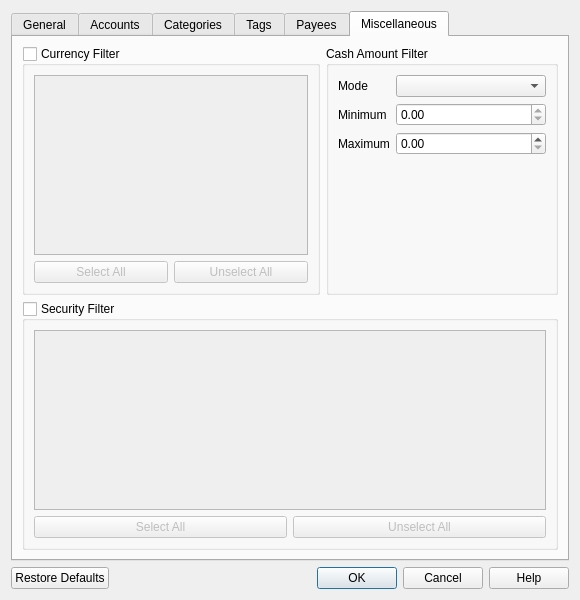
First picture: the form in src/views/ui_files/forms/transaction_filter_form.ui, repository JakubFranek/Kapytal, before the edit.
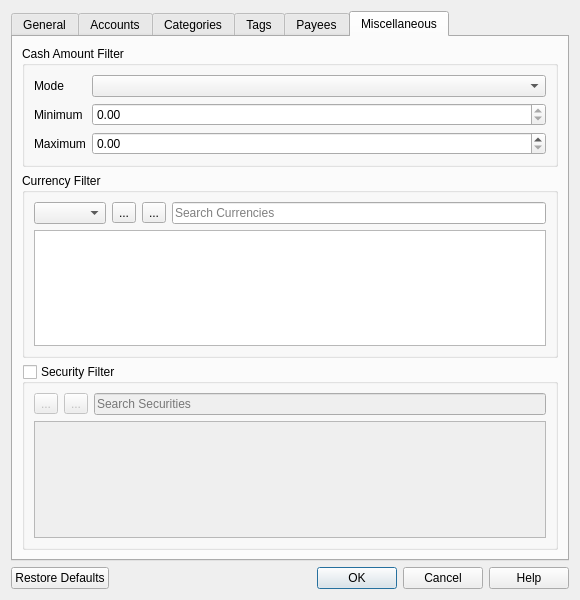
Second picture: the form after the edit. The open tabs and pages were chosen to show the change.

Commit message:
Add many Transaction Filter Form improvements
Add support for Currency Filter Discard mode.
Add indicator for number of selected items in Payee, Currency and
Security Filters.
Add search bar to Currency and Security Filters.
Remove redundant model resets in many Transaction Filter presenters.
Make TransactionFilterForm UI more consistent.
Make CheckableListModel.load_checked_items emit dataChanged signal.
Fix QuotesUpdateTableModel.load_checked_items dataChanged signal emit.

Diff of the .ui file:
```diff
--- a/src/views/ui_files/forms/transaction_filter_form.ui
+++ b/src/views/ui_files/forms/transaction_filter_form.ui
@@ -807,47 +807,6 @@
       </attribute>
       <layout class="QVBoxLayout" name="verticalLayout_6">
        <item>
-        <layout class="QHBoxLayout" name="currencyAndCashAmountFiltersHorizontalLayout">
-         <item>
-          <widget class="QGroupBox" name="currencyFilterGroupBox">
-           <property name="toolTip">
-            <string>&lt;html&gt;&lt;head/&gt;&lt;body&gt;&lt;p&gt;Filter Transactions based on their Currency.&lt;/p&gt;&lt;p&gt;All Transaction types except Security Transfer have an associated Currency (or up to two Currencies in the case of Cash Transfers). This Filter does not discard Security Transfers.&lt;/p&gt;&lt;p&gt;This Filter keeps Cash Transfers if at least one of their Currencies is checked.&lt;/p&gt;&lt;/body&gt;&lt;/html&gt;</string>
-           </property>
-           <property name="title">
-            <string>Currency Filter</string>
-           </property>
-           <property name="checkable">
-            <bool>true</bool>
-           </property>
-           <property name="checked">
-            <bool>false</bool>
-           </property>
-           <layout class="QVBoxLayout" name="verticalLayout_8">
-            <item>
-             <widget class="QListView" name="currencyListView"/>
-            </item>
-            <item>
-             <layout class="QHBoxLayout" name="currencyFilterButtonHorizontalLayout">
-              <item>
-               <widget class="QPushButton" name="currencyFilterSelectAllPushButton">
-                <property name="text">
-                 <string>Select All</string>
-                </property>
-               </widget>
-              </item>
-              <item>
-               <widget class="QPushButton" name="currencyFilterUnselectAllPushButton">
-                <property name="text">
-                 <string>Unselect All</string>
-                </property>
-               </widget>
-              </item>
-             </layout>
-            </item>
-           </layout>
-          </widget>
-         </item>
-         <item>
           <widget class="QGroupBox" name="cashAmountGroupBox">
            <property name="toolTip">
             <string>&lt;html&gt;&lt;head/&gt;&lt;body&gt;&lt;p&gt;This Filter filters Transactions based on their Cash Amount. All Transaction types except for Security Transfer have a Cash Amount. Security Transfers are unaffected by this Filter.&lt;/p&gt;&lt;p&gt;The Cash Amount range is specified in the base Currency, and all non-base Cash Amounts are converted to base Currency for the purpose of this Filter. The Minimum and Maximum Cash Amount bounds are inclusive.&lt;/p&gt;&lt;p&gt;KEEP: Only Transactions with Cash Amount within Minimum and Maximum are kept.&lt;/p&gt;&lt;p&gt;DISCARD: Transactions with Cash Amount within Minimum and Maximum are discarded.&lt;/p&gt;&lt;/body&gt;&lt;/html&gt;</string>
@@ -921,7 +880,57 @@
            </layout>
           </widget>
          </item>
-        </layout>
+       <item>
+        <widget class="QGroupBox" name="currencyFilterGroupBox">
+         <property name="toolTip">
+          <string>&lt;html&gt;&lt;head/&gt;&lt;body&gt;&lt;p&gt;Filter Transactions based on their Currency.&lt;/p&gt;&lt;p&gt;All Transaction types except Security Transfer have an associated Currency (or up to two Currencies in the case of Cash Transfers). This Filter does not discard Security Transfers.&lt;/p&gt;&lt;p&gt;This Filter keeps Cash Transfers if at least one of their Currencies is checked.&lt;/p&gt;&lt;/body&gt;&lt;/html&gt;</string>
+         </property>
+         <property name="title">
+          <string>Currency Filter</string>
+         </property>
+         <property name="checkable">
+          <bool>false</bool>
+         </property>
+         <property name="checked">
+          <bool>false</bool>
+         </property>
+         <layout class="QVBoxLayout" name="verticalLayout_8">
+          <item>
+           <layout class="QHBoxLayout" name="currencyFilterButtonHorizontalLayout">
+            <item>
+             <widget class="QComboBox" name="currencyFilterModeComboBox"/>
+            </item>
+            <item>
+             <widget class="QToolButton" name="currencyFilterSelectAllToolButton">
+              <property name="text">
+               <string>...</string>
+              </property>
+             </widget>
+            </item>
+            <item>
+             <widget class="QToolButton" name="currencyFilterUnselectAllToolButton">
+              <property name="text">
+               <string>...</string>
+              </property>
+             </widget>
+            </item>
+            <item>
+             <widget class="QLineEdit" name="currencyFilterSearchLineEdit">
+              <property name="text">
+               <string/>
+              </property>
+              <property name="placeholderText">
+               <string>Search Currencies</string>
+              </property>
+             </widget>
+            </item>
+           </layout>
+          </item>
+          <item>
+           <widget class="QListView" name="currencyListView"/>
+          </item>
+         </layout>
+        </widget>
        </item>
        <item>
         <widget class="QGroupBox" name="securityFilterGroupBox">
@@ -938,27 +947,34 @@
           <bool>false</bool>
          </property>
          <layout class="QVBoxLayout" name="verticalLayout_9">
-          <item>
-           <widget class="QListView" name="securityListView"/>
-          </item>
           <item>
            <layout class="QHBoxLayout" name="securityFilterButtonHorizontalLayout">
             <item>
-             <widget class="QPushButton" name="securityFilterSelectAllPushButton">
+             <widget class="QToolButton" name="securityFilterSelectAllToolButton">
               <property name="text">
-               <string>Select All</string>
+               <string>...</string>
               </property>
              </widget>
             </item>
             <item>
-             <widget class="QPushButton" name="securityFilterUnselectAllPushButton">
+             <widget class="QToolButton" name="securityFilterUnselectAllToolButton">
               <property name="text">
-               <string>Unselect All</string>
+               <string>...</string>
+              </property>
+             </widget>
+            </item>
+            <item>
+             <widget class="QLineEdit" name="securityFilterSearchLineEdit">
+              <property name="placeholderText">
+               <string>Search Securities</string>
               </property>
              </widget>
             </item>
            </layout>
           </item>
+          <item>
+           <widget class="QListView" name="securityListView"/>
+          </item>
          </layout>
         </widget>
        </item>
```
Left out of the diff: 234 changed lines with no effect on the pictures. Lines whose indentation alone changed are shown as unchanged. The commit also changes 11 other files.
